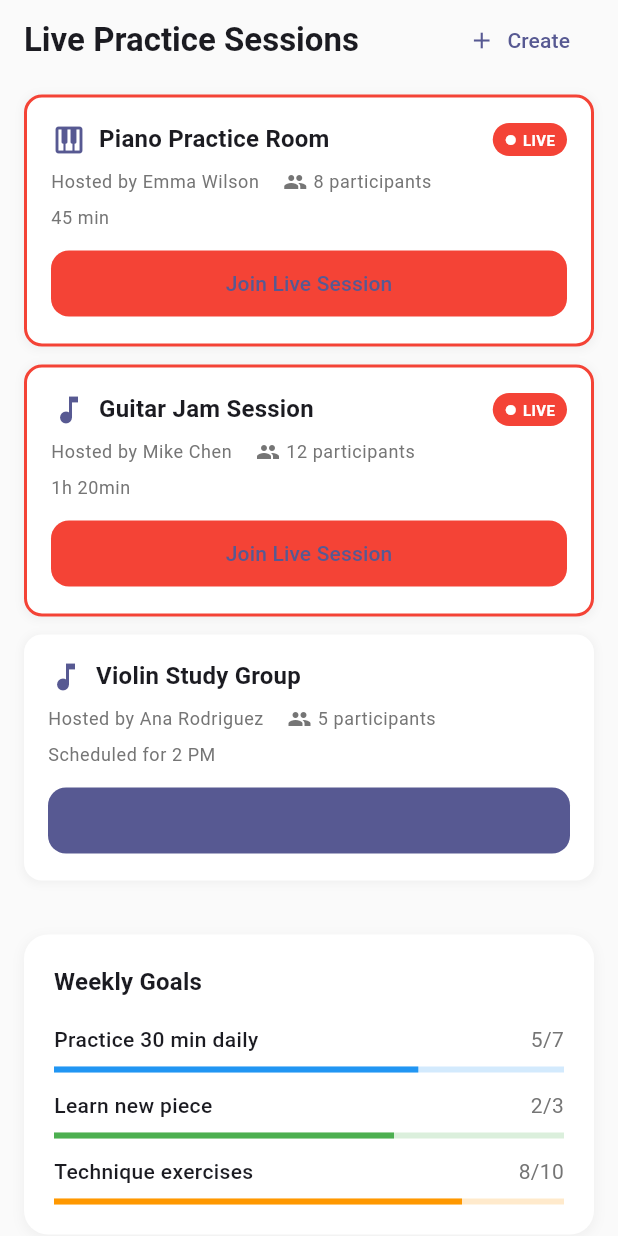
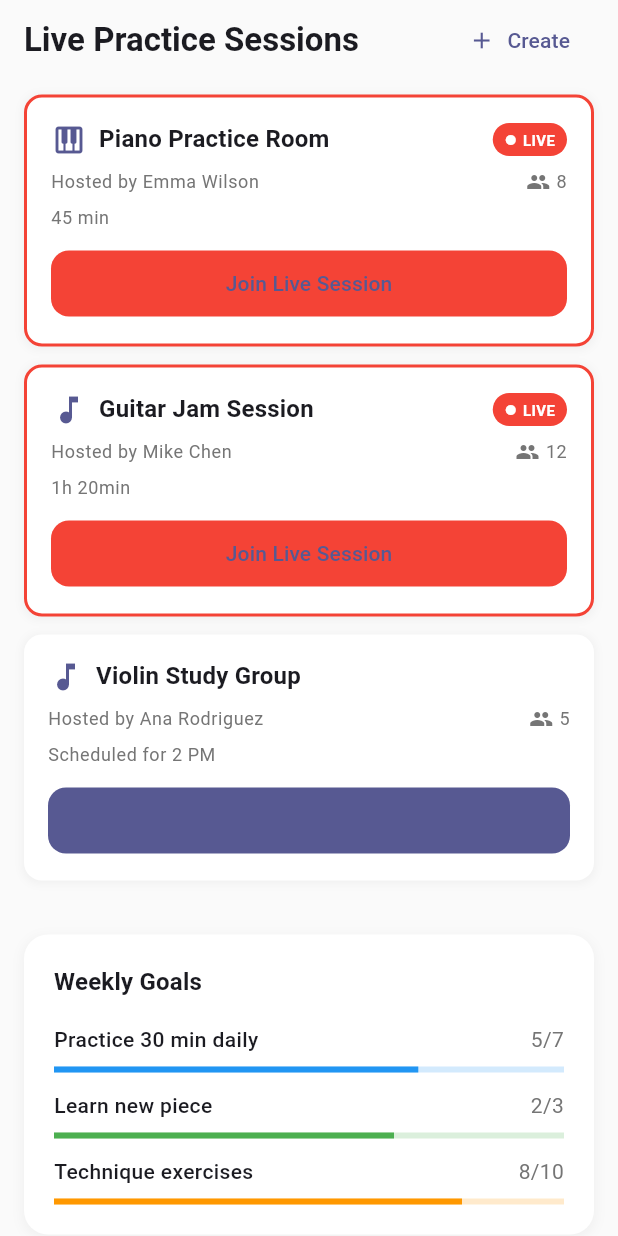
Before and after one commit to Dim-Tiger/flutterexperiment, a Flutter app: the PracticeHubPage screen opened directly, scrolled down 576 dp, on a phone screen of 412 x 824 dp. Run offline on Flutter 3.47's test engine with Material 3 defaults, Android fonts, the phone set to English and light mode, and no system bars.

Commit message:
Fix remaining overflow issues in practice hub and home pages
Co-authored-by: Dim-Tiger <84215180+Dim-Tiger@users.noreply.github.com>

```diff
--- a/app/lib/pages/practice_hub_page.dart
+++ b/app/lib/pages/practice_hub_page.dart
@@ -461,17 +461,20 @@ class _PracticeHubPageState extends State<PracticeHubPage> {
           const SizedBox(height: 8),
           Row(
             children: [
-              Text(
-                'Hosted by ${session['host']}',
-                style: Theme.of(context).textTheme.bodySmall?.copyWith(
-                  color: Colors.grey[600],
+              Expanded(
+                child: Text(
+                  'Hosted by ${session['host']}',
+                  style: Theme.of(context).textTheme.bodySmall?.copyWith(
+                    color: Colors.grey[600],
+                  ),
+                  overflow: TextOverflow.ellipsis,
                 ),
               ),
               const SizedBox(width: 16),
               Icon(Icons.people, size: 16, color: Colors.grey[600]),
               const SizedBox(width: 4),
               Text(
-                '${session['participants']} participants',
+                '${session['participants']}',
                 style: Theme.of(context).textTheme.bodySmall?.copyWith(
                   color: Colors.grey[600],
                 ),
@@ -550,9 +553,12 @@ class _PracticeHubPageState extends State<PracticeHubPage> {
         Row(
           mainAxisAlignment: MainAxisAlignment.spaceBetween,
           children: [
-            Text(
-              title,
-              style: const TextStyle(fontWeight: FontWeight.w500),
+            Expanded(
+              child: Text(
+                title,
+                style: const TextStyle(fontWeight: FontWeight.w500),
+                overflow: TextOverflow.ellipsis,
+              ),
             ),
             Text(
               '$current/$target',
```
Also changed, not shown: app/lib/pages/home_page.dart (+9 -6 lines).
